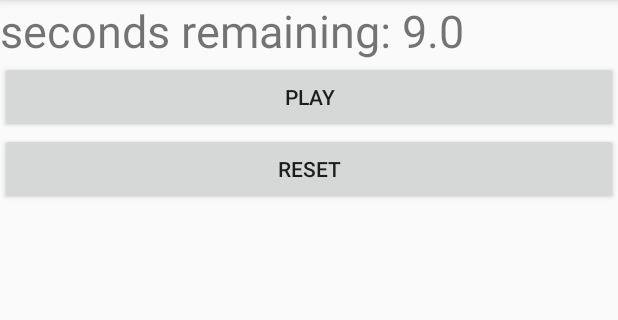
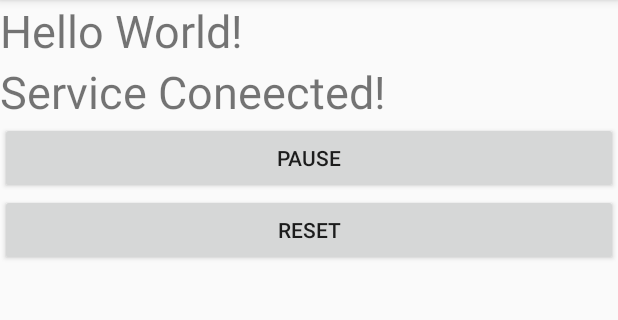
Before and after one commit to ndgithub/Simple-Stretch-Timer, an Android app: the screen it shows after launch (MainActivity), after a tap on "PAUSE", on a phone screen of 412 x 824 dp, the part 84-404 px from its top. Run offline under Robolectric (Android 15) with nearby library versions, the phone set to English and light mode, and no system bars; 1 other tap on this screen came first.

Commit message:
Adds local broadcasts to communicate messages from service to activity

```diff
--- a/app/src/main/java/com/example/nicky/timerpractice/MainActivity.java
+++ b/app/src/main/java/com/example/nicky/timerpractice/MainActivity.java
@@ -1,6 +1,14 @@
 package com.example.nicky.timerpractice;
 
+import android.content.BroadcastReceiver;
+import android.content.ComponentName;
+import android.content.Context;
 import android.content.Intent;
+import android.content.IntentFilter;
+import android.content.ServiceConnection;
+import android.content.res.Configuration;
+import android.os.IBinder;
+import android.support.v4.content.LocalBroadcastManager;
 import android.support.v7.app.AppCompatActivity;
 import android.os.Bundle;
 import android.util.Log;
@@ -17,7 +25,7 @@ public class MainActivity extends AppCompatActivity {
     boolean isRunning;
     Button playButton;
     Button resetButton;
-    private final int TICK_INTERVAL = 1000;
+    BroadcastReceiver tickReceiver;
 
     @Override
     protected void onCreate(Bundle savedInstanceState) {
@@ -26,7 +34,6 @@ public class MainActivity extends AppCompatActivity {
         Log.v("***", "onCreate");
 
         textView = (TextView) findViewById(R.id.test_view1);
-
         playButton = (Button) findViewById(R.id.button_play_pause);
         resetButton = (Button) findViewById(R.id.button_reset);
 
@@ -43,43 +50,27 @@ public class MainActivity extends AppCompatActivity {
             }
         });
 
-
-    }
-
-    private void play() {
-        startService(new Intent(getApplicationContext(), TimerService.class));
+        tickReceiver = new BroadcastReceiver() {
+            @Override
+            public void onReceive(Context context, Intent intent) {
+                // TODO: 8/17/17 grab time from intent
+                // TODO: update ui
+            }
+        };
 
 
-        isRunning = true;
-        playButton.setText("PAUSE");
-        Log.v("***", "PLAY");
-        cdt = new MyCountdownTimer(10000, 1000) {
-            @Override
-            public void onTick(long millisUntilFinished) {
-                textView.setText("seconds remaining: " + Math.ceil(millisUntilFinished / 1000.));
-                Log.v("***", "millisUntilFinished: " + millisUntilFinished);
-            }
-
-            @Override
-            public void onFinish() {
-                Log.v("***", "onFinish");
-                Toast.makeText(MainActivity.this, "finished!", Toast.LENGTH_SHORT).show();
-            }
-        };
-        cdt.start();
-    }
-
-    private void pause() {
-        playButton.setText("play");
-        Log.v("***", "PAUSE");
-        cdt.cancel();
-        isRunning = false;
     }
 
     @Override
     protected void onStart() {
         super.onStart();
         Log.v("***", "onStart");
+        LocalBroadcastManager.getInstance(this).registerReceiver(tickReceiver, new IntentFilter(TimerService.TIMER_SERVICE_ONTICK_KEY));
+startService(new Intent(this,TimerService.class));
+
+        // TODO: 8/17/17 get rid of notification
+
+
     }
 
     @Override
@@ -88,6 +79,16 @@ public class MainActivity extends AppCompatActivity {
         Log.v("***", "onResume");
     }
 
+
+    public void play() {
+        playButton.setText("PAUSE");
+        // TODO: Play in Service
+    }
+
+    public void pause() {
+        playButton.setText("Play");
+        // TODO: Pause in Service
+    }
 
     @Override
     protected void onPause() {
@@ -105,6 +106,10 @@ public class MainActivity extends AppCompatActivity {
     protected void onStop() {
         super.onStop();
         Log.v("***", "onStop");
+        LocalBroadcastManager.getInstance(this).unregisterReceiver(tickReceiver);
+
+
+        // TODO: 8/17/17 Create notification
     }
 
 
@@ -113,4 +118,18 @@ public class MainActivity extends AppCompatActivity {
         super.onDestroy();
         Log.v("***", "onDestroy");
     }
+
+    @Override
+    public void onConfigurationChanged(Configuration newConfig) {
+        super.onConfigurationChanged(newConfig);
+        Log.v("***", "onConfigurationChanged");
+    }
+
+
 }
+
+//******Eventually stuff
+
+
+//TODO: Combine everything with other project.
+// startService() and binding together will prevent from being destroyed
--- a/app/src/main/res/layout/activity_main.xml
+++ b/app/src/main/res/layout/activity_main.xml
@@ -9,6 +9,13 @@
         android:layout_width="wrap_content"
         android:layout_height="wrap_content"
         android:text="Hello World!"
+        android:textSize="30sp" />
+
+    <TextView xmlns:android="http://schemas.android.com/apk/res/android"
+        android:id="@+id/service_connected_view"
+        android:layout_width="wrap_content"
+        android:layout_height="wrap_content"
+        android:text="Service Coneected!"
         android:textSize="30sp" />
 
     <Button
```
Also changed, not shown: app/src/main/AndroidManifest.xml (+4 -3 lines), app/src/main/java/com/example/nicky/timerpractice/TimerService.java (+69 -0 lines).
